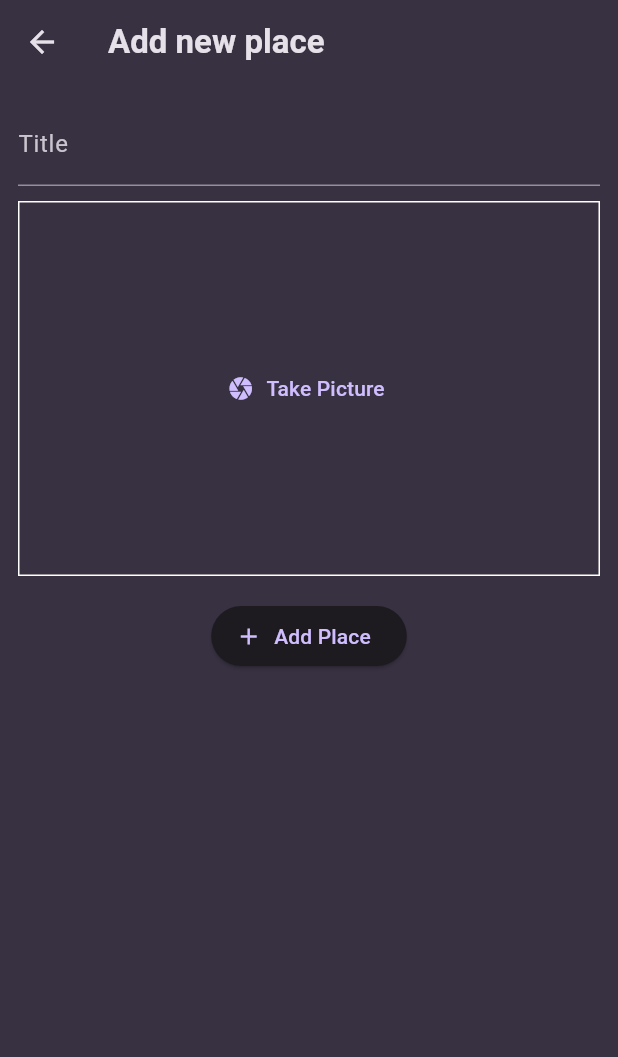
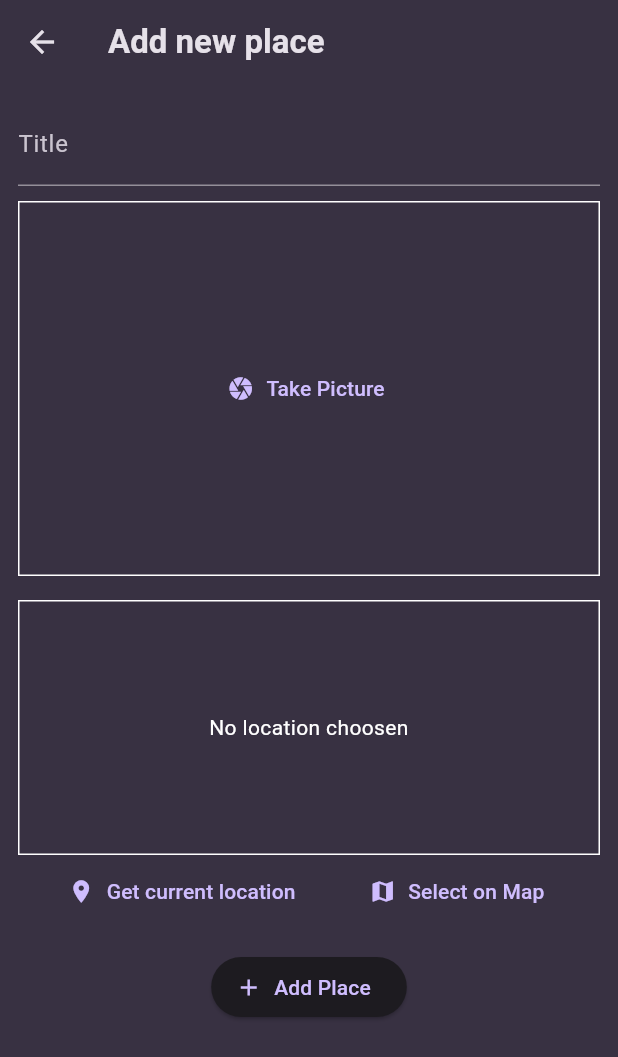
Before and after one commit to ashutosh1234ojha/AdvanceBasicFlutter, a Flutter app: the screen it shows after launch, after a tap on the "add" icon, on a phone screen of 412 x 824 dp. Shown: the top 1057 px of the screen. Run offline on Flutter 3.47's test engine with Material 3 defaults, Android fonts, the phone set to English and light mode, and no system bars; our stand-ins replace flutter_riverpod, google_fonts, google_maps_flutter, image_picker, location, sqflite; accounts and stored records are empty.

Commit message:
sql added

```diff
--- a/lib/models/place.dart
+++ b/lib/models/place.dart
@@ -4,10 +4,22 @@ import 'package:uuid/uuid.dart';
 
 const uuid = Uuid();
 
+class PlaceLocation {
+  PlaceLocation({required this.lat, required this.long});
+  final double lat;
+  final double long;
+}
+
 class Places {
-  Places({required this.name, required this.image}) : id = uuid.v4();
+  Places({
+    required this.title,
+    required this.image,
+    required this.location,
+    String? id,
+  }) : id = id ?? uuid.v4();
 
   final String id;
-  final String name;
+  final String title;
   final File image;
+  final PlaceLocation location;
 }
--- a/lib/providers/user_places.dart
+++ b/lib/providers/user_places.dart
@@ -2,12 +2,70 @@ import 'dart:io';
 
 import 'package:expense_trakcer/models/place.dart';
 import 'package:flutter_riverpod/legacy.dart';
+import 'package:path_provider/path_provider.dart' as syspath;
+import 'package:path/path.dart' as path;
+import 'package:sqflite/sqflite.dart' as sql;
+import 'package:sqflite/sqlite_api.dart';
+// import 'package:sqflite/sqlite.api.dart';
+
+Future<Database> _getDatabase() async {
+  final dbPath = await sql.getDatabasesPath();
+  final db = await sql.openDatabase(
+    path.join(dbPath, 'places.db'),
+    onCreate: (db, version) {
+      return db.execute(
+        'CREATE TABLE user_places(id TEXT PRIMARY_KEY,title TEXT, image TEXT, lat REAL, lng REAL, address TEXT)',
+      );
+    },
+    version: 1,
+  );
+  return db;
+}
 
 class UserPlacesNotifier extends StateNotifier<List<Places>> {
   UserPlacesNotifier() : super(const []);
 
-  void addPlace(String title, File image) {
-    final newPlace = Places(name: title, image: image);
+  Future<void> loadPlaces() async {
+    final db = await _getDatabase();
+    final data = await db.query('user_places');
+    final places =
+        data
+            .map(
+              (row) => Places(
+                id: row['id'] as String,
+                title: row['title'] as String,
+                image: File(row['image'] as String),
+                location: PlaceLocation(
+                  lat: row['lat'] as double,
+                  long: row['lng'] as double,
+                ),
+              ),
+            )
+            .toList();
+    state = places;
+  }
+
+  void addPlace(String title, File image, PlaceLocation location) async {
+    final appDir = await syspath.getApplicationDocumentsDirectory();
+    final filename = path.basename(image.path);
+    final copiedImage = await image.copy('${appDir.path}/$filename');
+    final newPlace = Places(
+      title: title,
+      image: copiedImage,
+      location: location,
+    );
+
+    final db = await _getDatabase();
+
+    db.insert('user_places', {
+      'id': newPlace.id,
+      'title': newPlace.title,
+      'image': newPlace.image.path,
+      'lat': newPlace.location.lat,
+      'lan': newPlace.location.long,
+      'address': 'address',
+    });
+
     state = [newPlace, ...state];
   }
 }
--- a/lib/screens/add_places.dart
+++ b/lib/screens/add_places.dart
@@ -1,7 +1,9 @@
 import 'dart:io';
 
+import 'package:expense_trakcer/models/place.dart';
 import 'package:expense_trakcer/providers/user_places.dart';
 import 'package:expense_trakcer/widgets/image_input.dart';
+import 'package:expense_trakcer/widgets/location_input.dart';
 import 'package:flutter/material.dart';
 import 'package:flutter/services.dart';
 import 'package:flutter_riverpod/flutter_riverpod.dart';
@@ -17,15 +19,18 @@ class AddNewPlaces extends ConsumerStatefulWidget {
 class _AddNewPlacesState extends ConsumerState<AddNewPlaces> {
   final _titleController = TextEditingController();
   File? _selectedImage;
+  PlaceLocation? _selectedLocation;
 
   void _savePlace() {
     final enteredText = _titleController.text;
-    if (enteredText.isEmpty || _selectedImage == null) {
+    if (enteredText.isEmpty ||
+        _selectedImage == null ||
+        _selectedLocation == null) {
       return;
     }
     ref
         .read(userPlacesProvider.notifier)
-        .addPlace(enteredText, _selectedImage!);
+        .addPlace(enteredText, _selectedImage!, _selectedLocation!);
     Navigator.of(context).pop();
   }
 
@@ -56,6 +61,13 @@ class _AddNewPlacesState extends ConsumerState<AddNewPlaces> {
               },
             ),
             SizedBox(height: 16),
+            LocationInput(
+              onLocationPicked: (location) {
+                _selectedLocation = location;
+              },
+            ),
+            SizedBox(height: 16),
+
             ElevatedButton.icon(
               onPressed: () {
                 _savePlace();
--- a/lib/screens/places.dart
+++ b/lib/screens/places.dart
@@ -4,10 +4,26 @@ import 'package:expense_trakcer/widgets/places_list.dart';
 import 'package:flutter/material.dart';
 import 'package:flutter_riverpod/flutter_riverpod.dart';
 
-class PlacesScreen extends ConsumerWidget {
+class PlacesScreen extends ConsumerStatefulWidget {
   const PlacesScreen({super.key});
+
   @override
-  Widget build(BuildContext context, WidgetRef ref) {
+  ConsumerState<PlacesScreen> createState() {
+    return _PlacesScreenState();
+  }
+}
+
+class _PlacesScreenState extends ConsumerState<PlacesScreen> {
+  late Future<void> _placesFuture;
+  @override
+  void initState() {
+    // TODO: implement initState
+    super.initState();
+    _placesFuture = ref.watch(userPlacesProvider.notifier).loadPlaces();
+  }
+
+  @override
+  Widget build(BuildContext context) {
     final userPlaces = ref.watch(userPlacesProvider);
     return Scaffold(
       appBar: AppBar(
@@ -25,7 +41,15 @@ class PlacesScreen extends ConsumerWidget {
       ),
       body: Padding(
         padding: EdgeInsets.all(8),
-        child: PlacesList(places: userPlaces),
+        child: FutureBuilder(
+          future: _placesFuture,
+          builder: (context, asyncSnapshot) {
+            if (asyncSnapshot.connectionState == ConnectionState.waiting) {
+              return const Center(child: CircularProgressIndicator());
+            }
+            return PlacesList(places: userPlaces);
+          },
+        ),
       ),
     );
   }
--- /dev/null
+++ b/lib/widgets/location_input.dart
@@ -0,0 +1,107 @@
+import 'package:expense_trakcer/models/place.dart';
+import 'package:expense_trakcer/screens/map.dart';
+import 'package:flutter/material.dart';
+import 'package:location/location.dart';
+
+class LocationInput extends StatefulWidget {
+  LocationInput({super.key, required this.onLocationPicked});
+
+  final void Function(PlaceLocation image) onLocationPicked;
+
+  @override
+  State<LocationInput> createState() {
+    return _LocationInputState();
+  }
+}
+
+class _LocationInputState extends State<LocationInput> {
+  PlaceLocation? _pickedLocation;
+  var _isGettingLocation = false;
+  void _getCurrentLocation() async {
+    Location location = Location();
+
+    bool serviceEnabled;
+    PermissionStatus permissionGranted;
+    LocationData locationData;
+
+    serviceEnabled = await location.serviceEnabled();
+    if (!serviceEnabled) {
+      serviceEnabled = await location.requestService();
+      if (!serviceEnabled) {
+        return;
+      }
+    }
+
+    permissionGranted = await location.hasPermission();
+    if (permissionGranted == PermissionStatus.denied) {
+      permissionGranted = await location.requestPermission();
+      if (permissionGranted != PermissionStatus.granted) {
+        return;
+      }
+    }
+    setState(() {
+      _isGettingLocation = true;
+    });
+
+    locationData = await location.getLocation();
+
+    if (locationData.latitude == null || locationData.longitude == null) return;
+
+    setState(() {
+      _pickedLocation = PlaceLocation(
+        lat: locationData.latitude!!,
+        long: locationData.longitude!!,
+      );
+      _isGettingLocation = false;
+    });
+
+    widget.onLocationPicked(_pickedLocation!!);
+  }
+
+  @override
+  Widget build(BuildContext context) {
+    Widget previewContent = Text(
+      "No location choosen",
+      textAlign: TextAlign.center,
+      style: TextStyle(color: Colors.white),
+    );
+
+    if (_isGettingLocation) {
+      previewContent = CircularProgressIndicator();
+    }
+    return Column(
+      children: [
+        Container(
+          height: 170,
+          alignment: Alignment.center,
+          width: double.infinity,
+          decoration: BoxDecoration(
+            border: Border.all(width: 1, color: Colors.white),
+          ),
+          child: previewContent,
+        ),
+        Row(
+          mainAxisAlignment: MainAxisAlignment.spaceEvenly,
+          children: [
+            TextButton.icon(
+              icon: Icon(Icons.location_on),
+              onPressed: () {
+                _getCurrentLocation();
+              },
+              label: Text("Get current location"),
+            ),
+            TextButton.icon(
+              icon: Icon(Icons.map),
+              onPressed: () {
+                Navigator.of(
+                  context,
+                ).push(MaterialPageRoute(builder: (ctx) => const MapScreen()));
+              },
+              label: Text("Select on Map"),
+            ),
+          ],
+        ),
+      ],
+    );
+  }
+}
--- a/lib/widgets/places_list.dart
+++ b/lib/widgets/places_list.dart
@@ -25,7 +25,11 @@ class PlacesList extends StatelessWidget {
               backgroundImage: FileImage(places[index].image),
             ),
             title: Text(
-              places[index].name,
+              places[index].title,
+              style: TextStyle(color: Colors.white),
+            ),
+            subtitle: Text(
+              "Your location latitude ${places[index].location.lat}] and longitude ${places[index].location.long}]",
               style: TextStyle(color: Colors.white),
             ),
             onTap: () {
--- a/pubspec.yaml
+++ b/pubspec.yaml
@@ -41,6 +41,11 @@ dependencies:
   flutter_riverpod: ^3.0.1
   http: ^1.5.0
   image_picker: ^1.2.0
+  location: ^8.0.1
+  google_maps_flutter: ^2.14.0
+  path_provider: ^2.1.5
+  path: ^1.9.1
+  sqflite: ^2.4.2
 
 dev_dependencies:
   flutter_test:
```
Also changed, not shown: lib/screens/map.dart (added, +29 -0 lines), lib/screens/places_detail.dart (+14 -1 lines), pubspec.lock, 2 other files.
